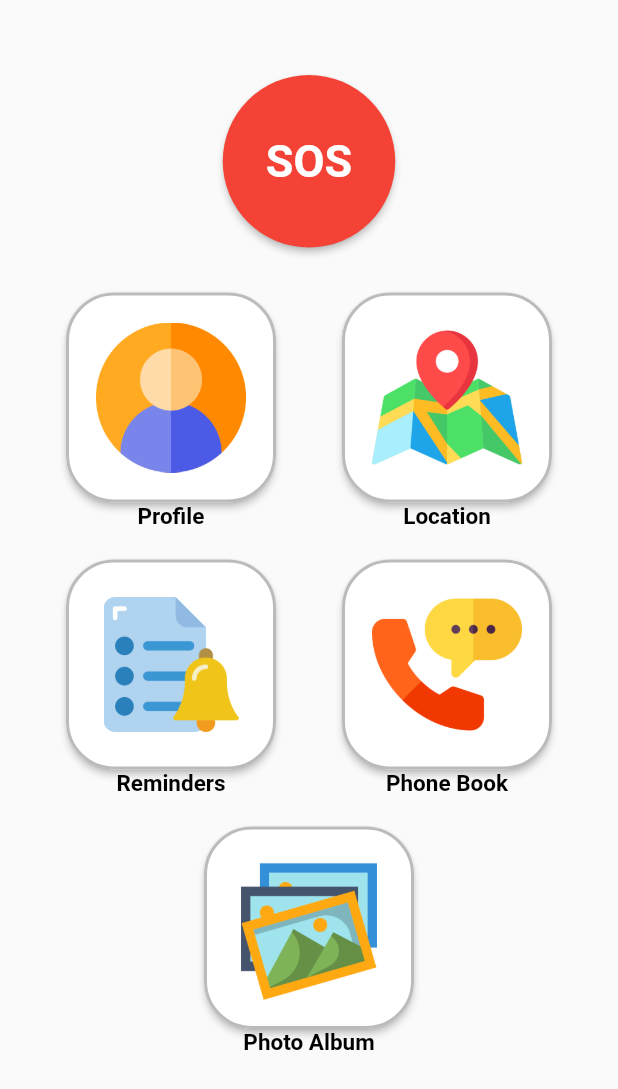
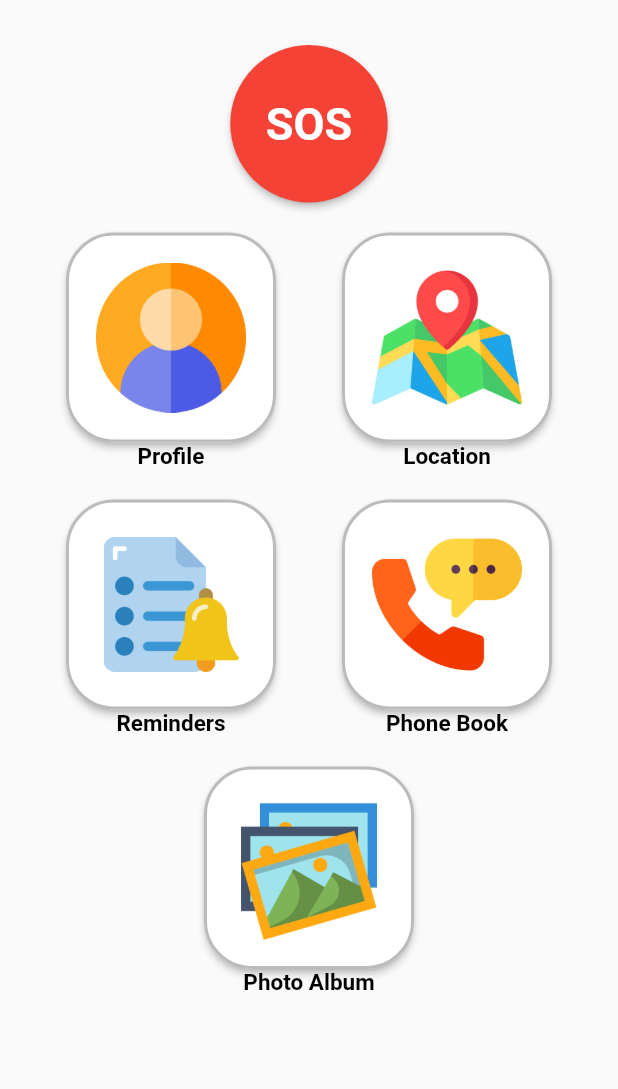
Before and after one commit to joqjy/reMind, a Flutter app: the HomePage screen opened directly, on a phone screen of 412 x 824 dp. Shown: the top 1089 px of the screen. Run offline on Flutter 3.47's test engine with Material 2 defaults, Android fonts, the phone set to English and light mode, and no system bars; our stand-ins replace flutter_speed_dial, image_picker.

Commit message:
Update homePage.dart

```diff
--- a/lib/homePage.dart
+++ b/lib/homePage.dart
@@ -18,12 +18,12 @@ class _HomePageState extends State<HomePage> {
         child:Column(
           mainAxisAlignment: MainAxisAlignment.start,
           children:<Widget>[
-            SizedBox(height:50),
+            SizedBox(height:30),
             ElevatedButton(
               style:ElevatedButton.styleFrom(
                 primary: Colors.red,
                 shape: CircleBorder(),
-                padding: EdgeInsets.all(40),
+                padding: EdgeInsets.all(35),
               ),
               child: Text(
                 "SOS",
@@ -35,7 +35,7 @@ class _HomePageState extends State<HomePage> {
               ),
               onPressed:(){}, //goes to call
             ),
-            SizedBox(height: 30),
+            SizedBox(height: 20),
             Row(
               mainAxisAlignment: MainAxisAlignment.spaceEvenly,
               children:<Widget>[
@@ -216,6 +216,7 @@ class _HomePageState extends State<HomePage> {
         )
 
       ),
+
     );
   }
 }
```
